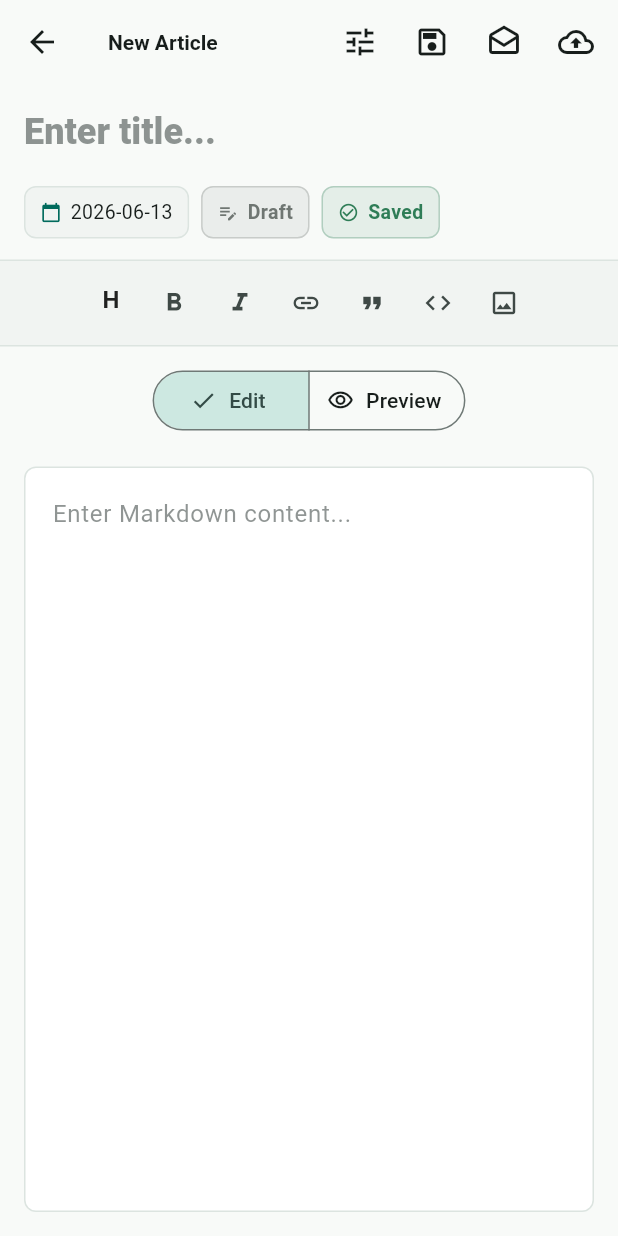
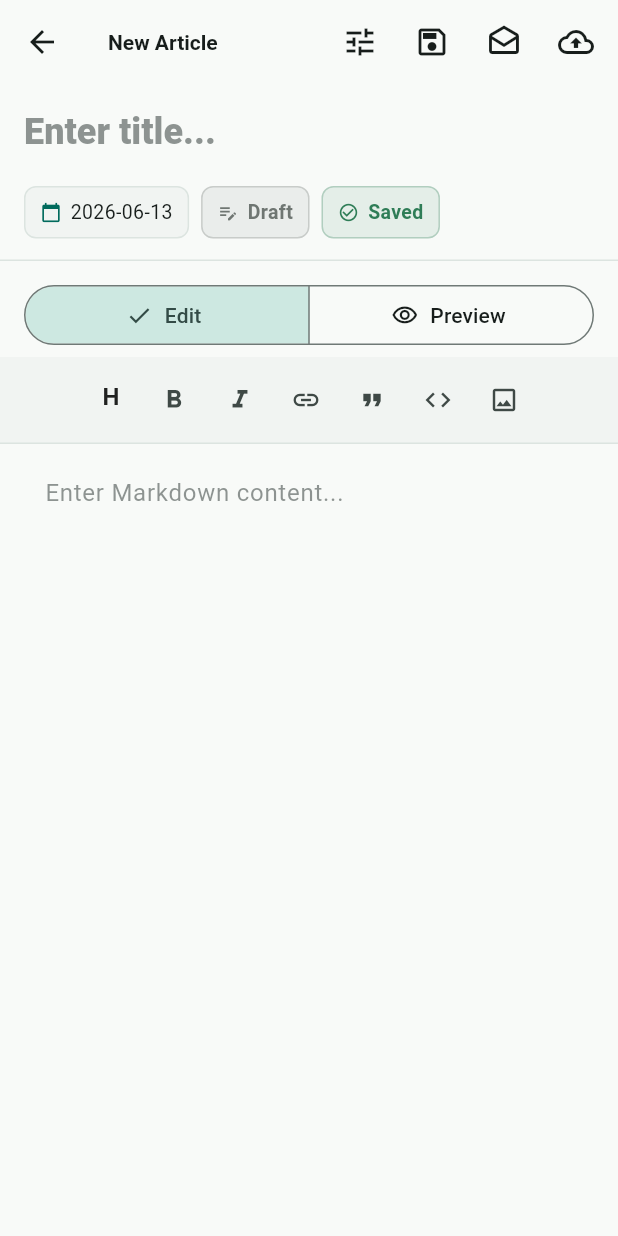
Before and after one commit to csfwff/inkflow, a Flutter app: the screen it shows after launch, after a tap on "New Article", on a phone screen of 412 x 824 dp. Run offline on Flutter 3.47's test engine with Material 3 defaults, Android fonts, the phone set to English and light mode, and no system bars; our stand-ins replace drift, drift_sqflite, flutter_markdown_plus, image_picker, package_info_plus, shared_preferences; missing offline and left inert: sqlite3; accounts and stored records are empty; generated files the repository leaves out were written again.

Commit message:
修改编辑界面

```diff
--- a/lib/pages/editor_page.dart
+++ b/lib/pages/editor_page.dart
@@ -8,6 +8,9 @@ import '../services/github_service.dart';
 import '../services/image_host/image_host_service.dart';
 import '../widgets/responsive.dart';
 import 'metadata_page.dart';
+
+/// 窄屏吸顶工具条的固定高度（40 的按钮 + 上下各 8 内边距 + 底部分隔线，留一点余量）。
+const double _kEditorToolbarHeight = 58;
 
 class EditorPage extends StatefulWidget {
   final int? articleId;
@@ -452,17 +455,33 @@ class _EditorPageState extends State<EditorPage> {
   }
 
   Widget _buildNarrow() {
-    return Column(
-      children: [
-        _buildTitlePanel(),
-        _buildToolbar(),
-        _buildModeSwitch(),
-        Expanded(
+    return LayoutBuilder(
+      builder: (context, constraints) {
+        // 内容区至少填满「视口 - 吸顶工具条」，保证空文档也有完整的编辑/预览区域，
+        // 内容变长后整页可上滑、工具条吸顶。
+        final fillHeight =
+            (constraints.maxHeight - _kEditorToolbarHeight).clamp(0.0, double.infinity);
+        return CustomScrollView(
+          slivers: [
+            // 标题、编辑/预览切换：随页面一起上滑
+            SliverToBoxAdapter(child: _buildTitlePanel()),
+            SliverToBoxAdapter(child: _buildModeSwitch()),
+            // 工具条：吸顶
+            SliverPersistentHeader(
+              pinned: true,
+              delegate: _ToolbarHeaderDelegate(
+                height: _kEditorToolbarHeight,
+                child: _buildToolbar(),
+              ),
+            ),
+            SliverToBoxAdapter(
               child: _previewMode
-              ? _buildPreviewSurface(padding: const EdgeInsets.all(16))
-              : _buildEditorSurface(padding: const EdgeInsets.all(16)),
+                  ? _buildPreviewBody(minHeight: fillHeight)
+                  : _buildEditorBody(minHeight: fillHeight),
             ),
           ],
+        );
+      },
     );
   }
 
@@ -652,16 +671,8 @@ class _EditorPageState extends State<EditorPage> {
   }
 
   Widget _buildEditorSurface({required EdgeInsets padding}) {
-    final colorScheme = Theme.of(context).colorScheme;
-
     return Padding(
       padding: padding,
-      child: Container(
-        decoration: BoxDecoration(
-          color: colorScheme.surfaceContainerLowest,
-          borderRadius: BorderRadius.circular(8),
-          border: Border.all(color: colorScheme.outlineVariant),
-        ),
       child: TextField(
         controller: _contentCtrl,
         maxLines: null,
@@ -673,10 +684,9 @@ class _EditorPageState extends State<EditorPage> {
           enabledBorder: InputBorder.none,
           focusedBorder: InputBorder.none,
           filled: false,
-            contentPadding: const EdgeInsets.all(18),
+          contentPadding: const EdgeInsets.all(4),
         ),
         style: const TextStyle(fontSize: 16, height: 1.55),
-        ),
       ),
     );
   }
@@ -704,6 +714,58 @@ class _EditorPageState extends State<EditorPage> {
             : Markdown(
                 data: _previewText,
                 padding: const EdgeInsets.all(22),
+                selectable: true,
+              ),
+      ),
+    );
+  }
+
+  // 窄屏：无边框、随内容增高的编辑区。内容超出视口时整页滚动、工具条吸顶；
+  // 内容较短时用 minHeight 撑满，保证有完整的可点按编辑区域。
+  Widget _buildEditorBody({required double minHeight}) {
+    return ConstrainedBox(
+      constraints: BoxConstraints(minHeight: minHeight),
+      child: Padding(
+        padding: const EdgeInsets.fromLTRB(16, 8, 16, 24),
+        child: TextField(
+          controller: _contentCtrl,
+          maxLines: null,
+          textAlignVertical: TextAlignVertical.top,
+          keyboardType: TextInputType.multiline,
+          decoration: InputDecoration(
+            hintText: AppStrings.current.editorHint,
+            border: InputBorder.none,
+            enabledBorder: InputBorder.none,
+            focusedBorder: InputBorder.none,
+            filled: false,
+            isCollapsed: true,
+          ),
+          style: const TextStyle(fontSize: 16, height: 1.55),
+        ),
+      ),
+    );
+  }
+
+  // 窄屏预览：随内容增高（MarkdownBody 不自带滚动），与编辑区共用整页滚动。
+  Widget _buildPreviewBody({required double minHeight}) {
+    final colorScheme = Theme.of(context).colorScheme;
+    if (_previewText.trim().isEmpty) {
+      return ConstrainedBox(
+        constraints: BoxConstraints(minHeight: minHeight),
+        child: Center(
+          child: Text(
+            AppStrings.current.editorHint,
+            style: TextStyle(color: colorScheme.onSurfaceVariant),
+          ),
+        ),
+      );
+    }
+    return ConstrainedBox(
+      constraints: BoxConstraints(minHeight: minHeight),
+      child: Padding(
+        padding: const EdgeInsets.fromLTRB(16, 8, 16, 24),
+        child: MarkdownBody(
+          data: _previewText,
           selectable: true,
         ),
       ),
@@ -875,6 +937,34 @@ class _EditorPageState extends State<EditorPage> {
 
   String _label(String zh, String en) {
     return identical(AppStrings.current, AppStrings.zh) ? zh : en;
+  }
+}
+
+class _ToolbarHeaderDelegate extends SliverPersistentHeaderDelegate {
+  final Widget child;
+  final double height;
+
+  _ToolbarHeaderDelegate({required this.child, required this.height});
+
+  @override
+  double get minExtent => height;
+
+  @override
+  double get maxExtent => height;
+
+  @override
+  Widget build(
+    BuildContext context,
+    double shrinkOffset,
+    bool overlapsContent,
+  ) {
+    // 工具条自带背景与底部分隔线，铺满吸顶高度即可。
+    return SizedBox.expand(child: child);
+  }
+
+  @override
+  bool shouldRebuild(covariant _ToolbarHeaderDelegate oldDelegate) {
+    return oldDelegate.child != child || oldDelegate.height != height;
   }
 }
 
--- a/lib/pages/home_page.dart
+++ b/lib/pages/home_page.dart
@@ -246,14 +246,25 @@ class _HomePageState extends State<HomePage> {
         alignment: Alignment.topCenter,
         child: ConstrainedBox(
           constraints: const BoxConstraints(maxWidth: Responsive.maxWidth),
-          child: Column(
-            children: [
-              _buildHeader(),
-              Expanded(
-                child: visibleArticles.isEmpty
-                    ? _buildEmptyState(filtered: _articles.isNotEmpty)
-                    : _buildArticleList(visibleArticles),
+          child: CustomScrollView(
+            slivers: [
+              // 顶部标题与搜索：随页面一起上滑
+              SliverToBoxAdapter(child: _buildHeader()),
+              // 类型切换：吸顶
+              SliverPersistentHeader(
+                pinned: true,
+                delegate: _FilterBarDelegate(
+                  height: 56,
+                  child: _buildFilterBar(),
                 ),
+              ),
+              if (visibleArticles.isEmpty)
+                SliverFillRemaining(
+                  hasScrollBody: false,
+                  child: _buildEmptyState(filtered: _articles.isNotEmpty),
+                )
+              else
+                _buildArticleSliver(visibleArticles),
             ],
           ),
         ),
@@ -313,8 +324,6 @@ class _HomePageState extends State<HomePage> {
                     ),
             ),
           ),
-          const SizedBox(height: 12),
-          _buildFilterBar(),
         ],
       ),
     );
@@ -323,6 +332,7 @@ class _HomePageState extends State<HomePage> {
   Widget _buildFilterBar() {
     return SingleChildScrollView(
       scrollDirection: Axis.horizontal,
+      padding: const EdgeInsets.symmetric(horizontal: 16),
       child: Row(
         children: _ArticleFilter.values.map((filter) {
           final selected = _filter == filter;
@@ -409,9 +419,10 @@ class _HomePageState extends State<HomePage> {
     );
   }
 
-  Widget _buildArticleList(List<Article> articles) {
-    return ListView.separated(
-      padding: const EdgeInsets.fromLTRB(16, 0, 16, 96),
+  Widget _buildArticleSliver(List<Article> articles) {
+    return SliverPadding(
+      padding: const EdgeInsets.fromLTRB(16, 8, 16, 96),
+      sliver: SliverList.separated(
         itemCount: articles.length,
         separatorBuilder: (_, __) => const SizedBox(height: 10),
         itemBuilder: (context, index) {
@@ -423,6 +434,7 @@ class _HomePageState extends State<HomePage> {
             onDelete: () => _deleteArticle(article),
           );
         },
+      ),
     );
   }
 
@@ -457,6 +469,43 @@ class _HomePageState extends State<HomePage> {
 
   String _label(String zh, String en) {
     return identical(AppStrings.current, AppStrings.zh) ? zh : en;
+  }
+}
+
+/// 吸顶的类型切换栏：固定高度，滚动时背景不透明并加底部分隔线。
+class _FilterBarDelegate extends SliverPersistentHeaderDelegate {
+  final Widget child;
+  final double height;
+
+  _FilterBarDelegate({required this.child, required this.height});
+
+  @override
+  double get minExtent => height;
+
+  @override
+  double get maxExtent => height;
+
+  @override
+  Widget build(
+    BuildContext context,
+    double shrinkOffset,
+    bool overlapsContent,
+  ) {
+    final colorScheme = Theme.of(context).colorScheme;
+    return Container(
+      decoration: BoxDecoration(
+        color: Theme.of(context).scaffoldBackgroundColor,
+        border: overlapsContent
+            ? Border(bottom: BorderSide(color: colorScheme.outlineVariant))
+            : null,
+      ),
+      child: Center(child: child),
+    );
+  }
+
+  @override
+  bool shouldRebuild(covariant _FilterBarDelegate oldDelegate) {
+    return oldDelegate.child != child || oldDelegate.height != height;
   }
 }
 
```
Also changed, not shown: .claude/settings.local.json. Lines whose indentation alone changed are shown as unchanged.
